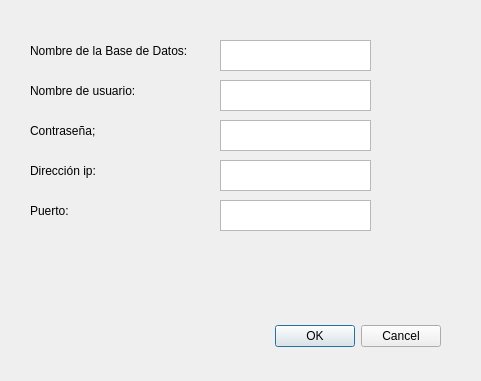
Above: UI/ConfigDialog.ui from xeyos/RM-Kaepora before the change. Below: the same form after it.
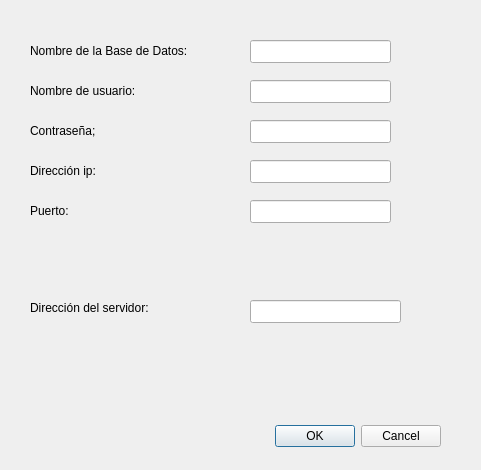
That is the form after the change.

What changed in the file:
```diff
--- a/UI/ConfigDialog.ui
+++ b/UI/ConfigDialog.ui
@@ -7,7 +7,7 @@
     <x>0</x>
     <y>0</y>
     <width>481</width>
-    <height>381</height>
+    <height>470</height>
    </rect>
   </property>
   <property name="windowTitle">
@@ -17,7 +17,7 @@
    <property name="geometry">
     <rect>
      <x>100</x>
-     <y>320</y>
+     <y>420</y>
      <width>341</width>
      <height>32</height>
     </rect>
@@ -29,16 +29,6 @@
     <set>QDialogButtonBox::Cancel|QDialogButtonBox::Ok</set>
    </property>
   </widget>
-  <widget class="QPlainTextEdit" name="txtDb">
-   <property name="geometry">
-    <rect>
-     <x>220</x>
-     <y>40</y>
-     <width>151</width>
-     <height>31</height>
-    </rect>
-   </property>
-  </widget>
   <widget class="QLabel" name="label">
    <property name="geometry">
     <rect>
@@ -65,16 +55,6 @@
     <string>Nombre de usuario:</string>
    </property>
   </widget>
-  <widget class="QPlainTextEdit" name="txtUser">
-   <property name="geometry">
-    <rect>
-     <x>220</x>
-     <y>80</y>
-     <width>151</width>
-     <height>31</height>
-    </rect>
-   </property>
-  </widget>
   <widget class="QLabel" name="label_3">
    <property name="geometry">
     <rect>
@@ -88,16 +68,6 @@
     <string>Contraseña;</string>
    </property>
   </widget>
-  <widget class="QPlainTextEdit" name="txtPass">
-   <property name="geometry">
-    <rect>
-     <x>220</x>
-     <y>120</y>
-     <width>151</width>
-     <height>31</height>
-    </rect>
-   </property>
-  </widget>
   <widget class="QLabel" name="label_4">
    <property name="geometry">
     <rect>
@@ -111,16 +81,6 @@
     <string>Dirección ip:</string>
    </property>
   </widget>
-  <widget class="QPlainTextEdit" name="txtIp">
-   <property name="geometry">
-    <rect>
-     <x>220</x>
-     <y>160</y>
-     <width>151</width>
-     <height>31</height>
-    </rect>
-   </property>
-  </widget>
   <widget class="QLabel" name="label_5">
    <property name="geometry">
     <rect>
@@ -134,13 +94,76 @@
     <string>Puerto:</string>
    </property>
   </widget>
-  <widget class="QPlainTextEdit" name="txtPort">
+  <widget class="QLabel" name="label_6">
    <property name="geometry">
     <rect>
-     <x>220</x>
-     <y>200</y>
+     <x>30</x>
+     <y>300</y>
+     <width>161</width>
+     <height>16</height>
+    </rect>
+   </property>
+   <property name="text">
+    <string>Dirección del servidor:</string>
+   </property>
+  </widget>
+  <widget class="QLineEdit" name="txtAdress">
+   <property name="geometry">
+    <rect>
+     <x>250</x>
+     <y>300</y>
      <width>151</width>
-     <height>31</height>
+     <height>23</height>
+    </rect>
+   </property>
+  </widget>
+  <widget class="QLineEdit" name="txtDb">
+   <property name="geometry">
+    <rect>
+     <x>250</x>
+     <y>40</y>
+     <width>141</width>
+     <height>23</height>
+    </rect>
+   </property>
+  </widget>
+  <widget class="QLineEdit" name="txtUser">
+   <property name="geometry">
+    <rect>
+     <x>250</x>
+     <y>80</y>
+     <width>141</width>
+     <height>23</height>
+    </rect>
+   </property>
+  </widget>
+  <widget class="QLineEdit" name="txtPass">
+   <property name="geometry">
+    <rect>
+     <x>250</x>
+     <y>120</y>
+     <width>141</width>
+     <height>23</height>
+    </rect>
+   </property>
+  </widget>
+  <widget class="QLineEdit" name="txtIp">
+   <property name="geometry">
+    <rect>
+     <x>250</x>
+     <y>160</y>
+     <width>141</width>
+     <height>23</height>
+    </rect>
+   </property>
+  </widget>
+  <widget class="QLineEdit" name="txtPort">
+   <property name="geometry">
+    <rect>
+     <x>250</x>
+     <y>200</y>
+     <width>141</width>
+     <height>23</height>
     </rect>
    </property>
   </widget>
```
Left out of the diff: 9 changed lines with no effect on the pictures.
